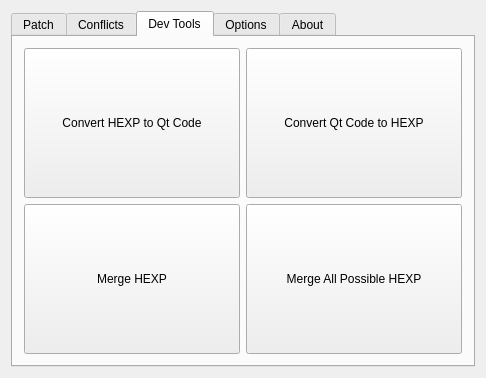
Before: the Qt Designer form Hexagon_GUI/Main_Window.ui in Coolcord/Hexagon, drawn with Qt 5.
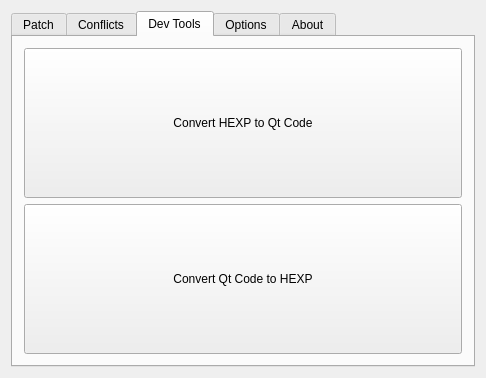
After: the same form once the commit is applied. The open tabs and pages were chosen to show the change.

The edit to the form file:
```diff
--- a/Hexagon_GUI/Main_Window.ui
+++ b/Hexagon_GUI/Main_Window.ui
@@ -118,8 +118,6 @@
       </attribute>
       <layout class="QVBoxLayout" name="verticalLayout_3">
        <item>
-        <layout class="QGridLayout" name="gridLayout">
-         <item row="0" column="0">
           <widget class="QPushButton" name="btnConvertHEXPtoQtCode">
            <property name="sizePolicy">
             <sizepolicy hsizetype="Minimum" vsizetype="MinimumExpanding">
@@ -132,7 +130,7 @@
            </property>
           </widget>
          </item>
-         <item row="0" column="1">
+       <item>
           <widget class="QPushButton" name="btnConvertQtCodetoHEXP">
            <property name="sizePolicy">
             <sizepolicy hsizetype="Minimum" vsizetype="MinimumExpanding">
@@ -145,34 +143,6 @@
            </property>
           </widget>
          </item>
-         <item row="1" column="1">
-          <widget class="QPushButton" name="btnMergeAllPossibleHEXP">
-           <property name="sizePolicy">
-            <sizepolicy hsizetype="Minimum" vsizetype="MinimumExpanding">
-             <horstretch>0</horstretch>
-             <verstretch>0</verstretch>
-            </sizepolicy>
-           </property>
-           <property name="text">
-            <string>Merge All Possible HEXP</string>
-           </property>
-          </widget>
-         </item>
-         <item row="1" column="0">
-          <widget class="QPushButton" name="btnMergeHEXP">
-           <property name="sizePolicy">
-            <sizepolicy hsizetype="Minimum" vsizetype="MinimumExpanding">
-             <horstretch>0</horstretch>
-             <verstretch>0</verstretch>
-            </sizepolicy>
-           </property>
-           <property name="text">
-            <string>Merge HEXP</string>
-           </property>
-          </widget>
-         </item>
-        </layout>
-       </item>
       </layout>
      </widget>
      <widget class="QWidget" name="tabOptions">
```
Left out of the diff: 19 changed lines with no effect on the pictures. Lines whose indentation alone changed are shown as unchanged.
